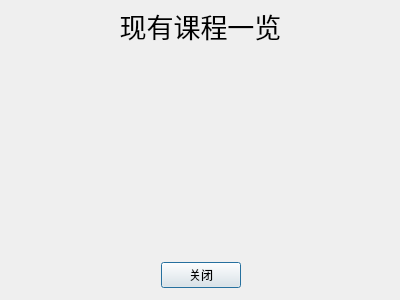
Old version of the form seeallstudents.ui in the repository archester-250/Course_Auxiliary_System_QT.
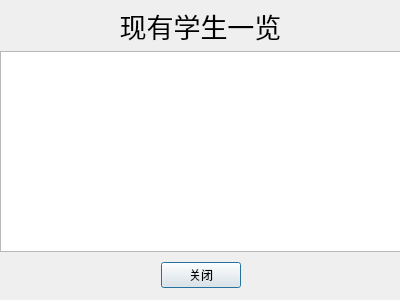
New version of the form.

The edit to the form file:
```diff
--- a/seeallstudents.ui
+++ b/seeallstudents.ui
@@ -73,12 +73,22 @@
     </font>
    </property>
    <property name="text">
-    <string>现有课程一览</string>
+    <string>现有学生一览</string>
    </property>
    <property name="alignment">
     <set>Qt::AlignCenter</set>
    </property>
   </widget>
+  <widget class="QTextBrowser" name="textBrowser">
+   <property name="geometry">
+    <rect>
+     <x>0</x>
+     <y>51</y>
+     <width>401</width>
+     <height>201</height>
+    </rect>
+   </property>
+  </widget>
  </widget>
  <resources/>
  <connections>
```
